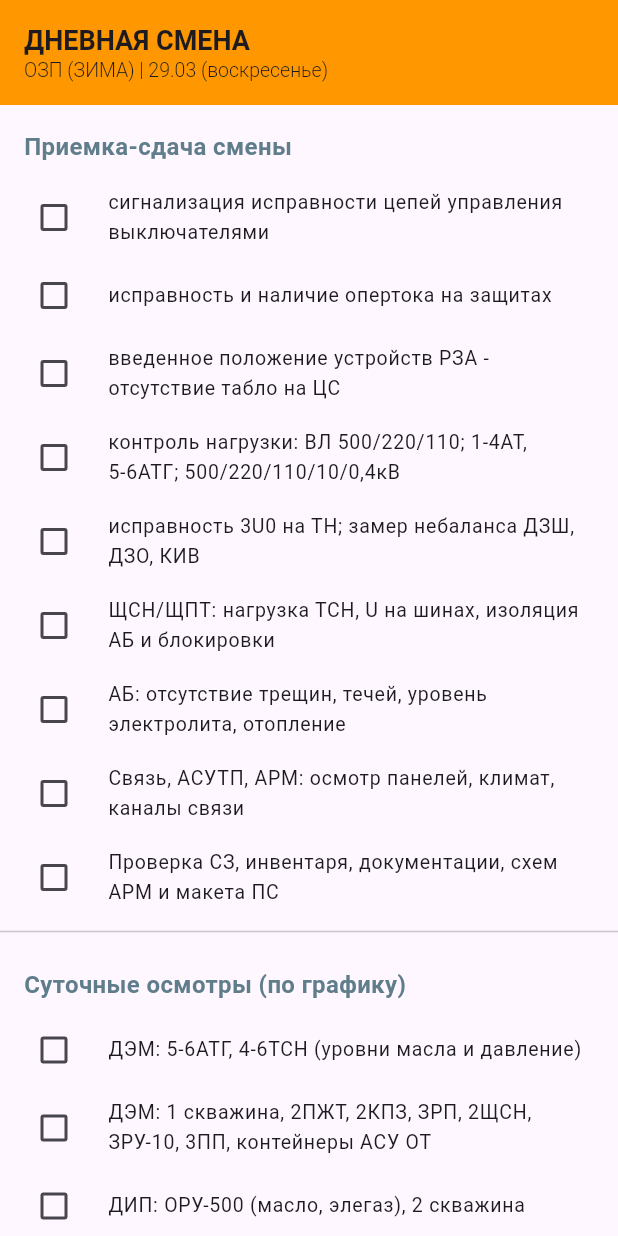
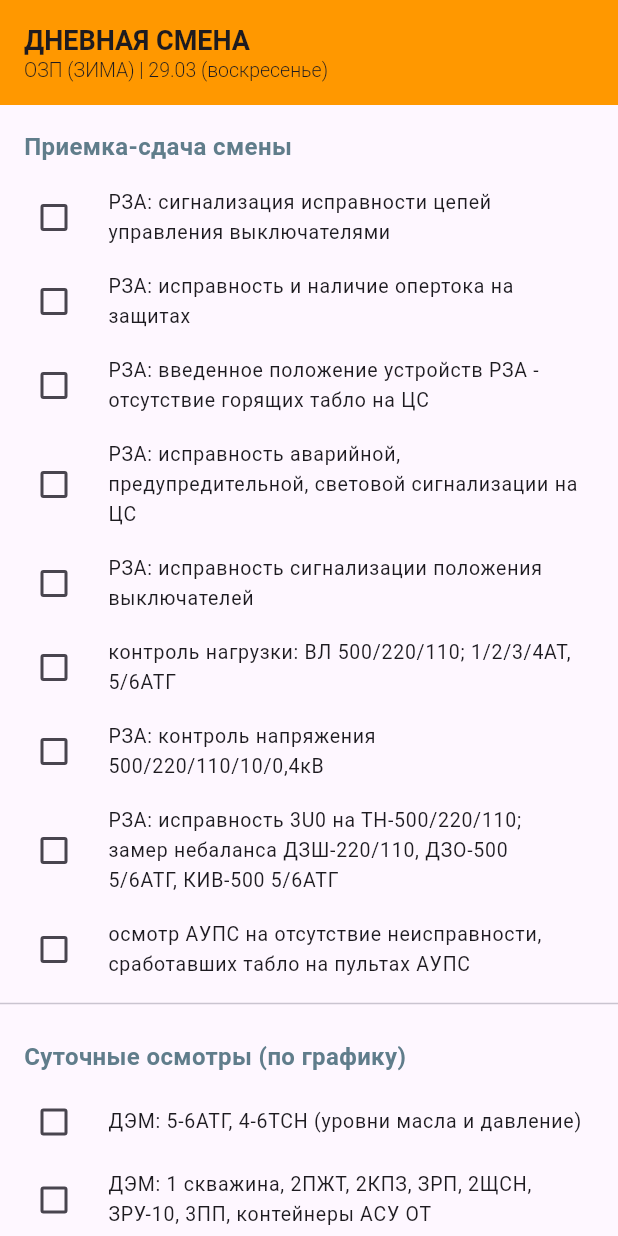
Before and after one commit to virza1998/timetable, a Flutter app: the screen it shows after launch, on a phone screen of 412 x 824 dp. Run offline on Flutter 3.47's test engine with Material 3 defaults, Android fonts, the phone set to English and light mode, and no system bars.

Commit message:
Update main.dart

```diff
--- a/lib/main.dart
+++ b/lib/main.dart
@@ -37,15 +37,16 @@ class _TodoAppState extends State<TodoApp> {
 
     // 1. ПРИЕМКА-СДАЧА СМЕНЫ (Обязательно всегда)
     List<String> receptionTasks = [
-      "сигнализация исправности цепей управления выключателями",
-      "исправность и наличие опертока на защитах",
-      "введенное положение устройств РЗА - отсутствие табло на ЦС",
-      "контроль нагрузки: ВЛ 500/220/110; 1-4АТ, 5-6АТГ; 500/220/110/10/0,4кВ",
-      "исправность 3U0 на ТН; замер небаланса ДЗШ, ДЗО, КИВ",
-      "ЩСН/ЩПТ: нагрузка ТСН, U на шинах, изоляция АБ и блокировки",
-      "АБ: отсутствие трещин, течей, уровень электролита, отопление",
-      "Связь, АСУТП, АРМ: осмотр панелей, климат, каналы связи",
-      "Проверка СЗ, инвентаря, документации, схем АРМ и макета ПС"
+      "РЗА: сигнализация исправности цепей управления выключателями",
+      "РЗА: исправность и наличие опертока на защитах",
+      "РЗА: введенное положение устройств РЗА - отсутствие горящих табло на ЦС",
+      "РЗА: исправность аварийной, предупредительной, световой сигнализации на ЦС",
+      "РЗА: исправность сигнализации положения выключателей",
+      "контроль нагрузки: ВЛ 500/220/110; 1/2/3/4АТ, 5/6АТГ",
+      "РЗА: контроль напряжения 500/220/110/10/0,4кВ",
+      "РЗА: исправность 3U0 на ТН-500/220/110; замер небаланса ДЗШ-220/110, ДЗО-500 5/6АТГ, КИВ-500 5/6АТГ",
+      "осмотр АУПС на отсутствие неисправности, сработавших табло на пультах АУПС"
+
     ];
 
     // 2. СУТОЧНЫЕ ОСМОТРЫ (Раз в сутки)
```
